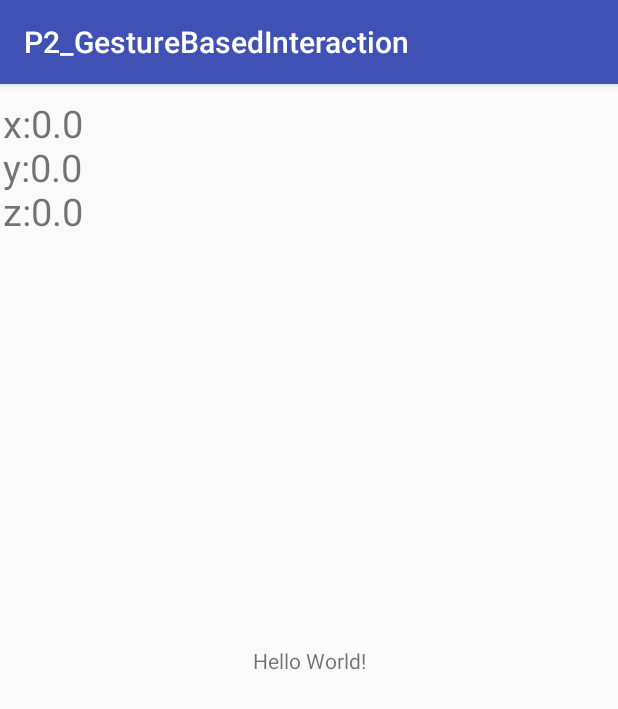
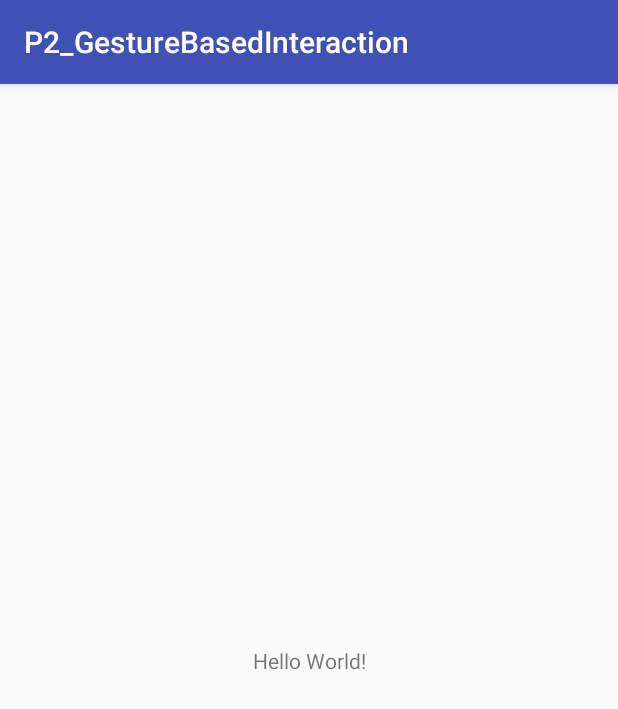
Before and after one commit to Revinz/P2_Application, an Android app: the screen it shows after launch (MainActivity), on a phone screen of 412 x 824 dp. Shown: the top 709 px of the screen. Run offline under Robolectric (Android 15) with nearby library versions, the phone set to English and light mode, and no system bars.

Commit message:
Revert "Merge pull request #1 from Revinz/Accelerometer"
This reverts commit 16c4b5d2e9671100e4fc4832df148d5ccec6a53f, reversing
changes made to 758355536b18ac16d6726c88ec22b2b0c692c8c4.

```diff
--- a/app/src/main/java/aau/g202/p2_gesturebasedinteraction/Accelerometer.java
+++ /dev/null
@@ -1,88 +0,0 @@
-package aau.g202.p2_gesturebasedinteraction;
-
-import android.app.Activity;
-import android.content.Context;
-import android.hardware.Sensor;
-import android.hardware.SensorEvent;
-import android.hardware.SensorEventListener;
-import android.hardware.SensorManager;
-import android.util.Log;
-import android.widget.TextView;
-import static android.content.Context.SENSOR_SERVICE;
-
-/**
- * Created by mgh76 on 18-04-2018.
- *
- * Code to give the accelerometer readings in the x,y,z axes as well as display them.
- *
- */
-
-public class Accelerometer extends sensor implements SensorEventListener {
-
-private final SensorManager AcSensorManager; //Only -ONE- sensormanager for accelerometer
-private final Sensor AcSensor; //Only -ONE- instance of the sensor
-private float x, y, z; //Acceleration in x, y, z axes
-private TextView readingsView; //Textview for showing the axis readings
-
-//The below contains code for the accelerometer class object.
-    public Accelerometer(Context context, TextView _readingsView) { //Main class object
-        readingsView = _readingsView;
-
-        //Gets sensortype and listener.
-        AcSensorManager = (SensorManager) context.getSystemService(Context.SENSOR_SERVICE);
-        AcSensor = AcSensorManager.getDefaultSensor(Sensor.TYPE_ACCELEROMETER);
-        AcSensorManager.registerListener(this,AcSensor,SensorManager.SENSOR_DELAY_NORMAL);
-    }
-
-    @Override
-    public String toString() {
-    String readings = "x:" + this.x + "\ny:" + this.y + "\nz:" + this.z;
-    readingsView.setText(readings);
-        return readings;
-    }
-
-    @Override
-    public void onSensorChanged(SensorEvent event) { //When sensor value changes, do this.
-        //X Y Z are in SI units(m/s^2), and represent acceleration minus Gz on the assigned axis
-        x = event.values[0];
-        y = event.values[1];
-        z = event.values[2];
-
-        if(x > 0) {
-            //MOVE CURSOR STUFF}
-        }
-        if(y > 0) {
-            //MOVE CURSOR STUFF
-        }
-        if (z > 0) {
-            //MOVE CURSOR STUFF
-        }
-
-        //Output readings to console
-        Log.v("Axis Values:", toString());
-
-    }
-
-    @Override
-    public void onAccuracyChanged(Sensor sensor, int accuracy)
-    {
-        //Nothing to do here for us.
-    }
-
-    public void resetAxes() //Resets the three axes.
-    {x = 0; y = 0; z = 0;}
-
-    //The below are getter & setter methods.
-    public float getX() {return x;}
-
-    public void setX(float x) {this.x = x;}
-
-    public float getY() {return y;}
-
-    public void setY(float y) {this.y = y;}
-
-    public float getZ() {return z;}
-
-    public void setZ(float z) {this.z = z;}
-
-}
--- a/app/src/main/java/aau/g202/p2_gesturebasedinteraction/MainActivity.java
+++ b/app/src/main/java/aau/g202/p2_gesturebasedinteraction/MainActivity.java
@@ -2,20 +2,15 @@ package aau.g202.p2_gesturebasedinteraction;
 
 import android.support.v7.app.AppCompatActivity;
 import android.os.Bundle;
-import android.widget.TextView;
 
-public class MainActivity extends AppCompatActivity{
+public class MainActivity extends AppCompatActivity {
 
     @Override
     protected void onCreate(Bundle savedInstanceState) {
         super.onCreate(savedInstanceState);
         setContentView(R.layout.activity_main);
 
+        Lightsensor ls = new Lightsensor(this);
 
-        //Initalizes accelerator class object and displays the readings as a textview.
-        TextView AccelerometerReadings = findViewById(R.id.AcReadings);
-        Accelerometer accelerometer = new Accelerometer(this, AccelerometerReadings);
-        AccelerometerReadings.setText(accelerometer.toString());
-        Lightsensor ls = new Lightsensor(this);
     }
 }
--- a/app/src/main/java/aau/g202/p2_gesturebasedinteraction/sensor.java
+++ b/app/src/main/java/aau/g202/p2_gesturebasedinteraction/sensor.java
@@ -7,10 +7,10 @@ import android.hardware.*;
 
 public abstract class sensor implements SensorEventListener
 {
-    float lastOutput;
+    float lastUotput;
     float output;
 
-    public float GetSensor()
+    public float Getsenss()
     {
         return 0;
     }
@@ -21,6 +21,7 @@ public abstract class sensor implements SensorEventListener
     }
     private void smoothenOutput()
     {
+
     }
 
 }
--- a/app/src/main/res/layout/activity_main.xml
+++ b/app/src/main/res/layout/activity_main.xml
@@ -7,7 +7,6 @@
     tools:context="aau.g202.p2_gesturebasedinteraction.MainActivity">
 
     <TextView
-        android:id="@+id/textView2"
         android:layout_width="wrap_content"
         android:layout_height="wrap_content"
         android:text="Hello World!"
@@ -16,21 +15,4 @@
         app:layout_constraintRight_toRightOf="parent"
         app:layout_constraintTop_toTopOf="parent" />
 
-    <TextView
-        android:id="@+id/AcReadings"
-        android:layout_width="130dp"
-        android:layout_height="124dp"
-        android:layout_marginBottom="74dp"
-        android:layout_marginEnd="198dp"
-        android:layout_marginStart="2dp"
-        android:layout_marginTop="1dp"
-        android:text="AcData"
-        android:textSize="25sp"
-        app:layout_constraintBottom_toTopOf="@+id/textView2"
-        app:layout_constraintEnd_toEndOf="parent"
-        app:layout_constraintHorizontal_bias="0.0"
-        app:layout_constraintStart_toStartOf="parent"
-        app:layout_constraintTop_toTopOf="parent"
-        app:layout_constraintVertical_bias="0.042" />
-
 </android.support.constraint.ConstraintLayout>
```
